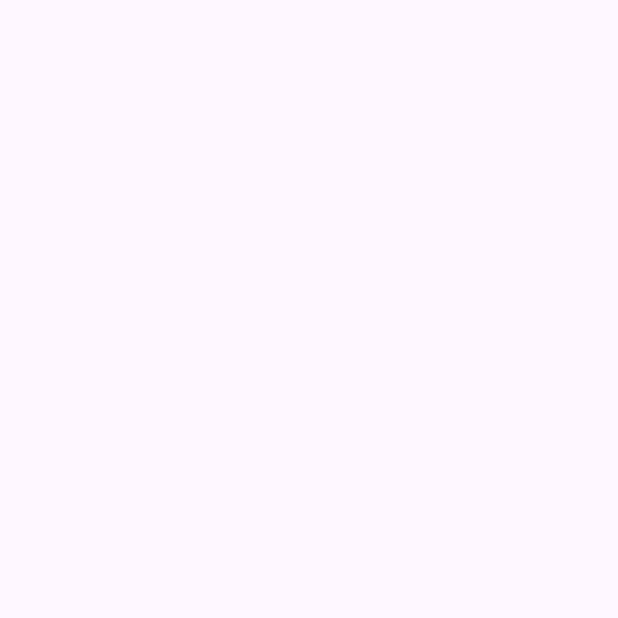
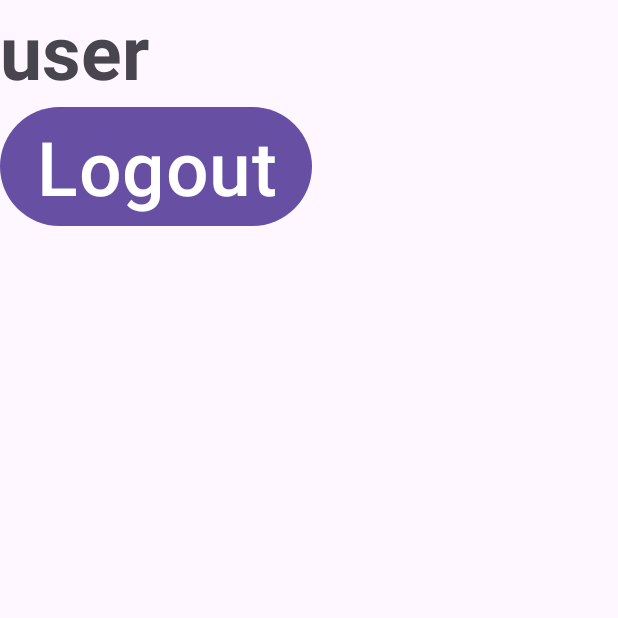
Before and after one commit to nartyudd/booking_res, an Android app: the UserActivity screen opened directly, with no data from a screen before it, on a phone screen of 412 x 824 dp, the top half of it. Before the commit the part shown is empty. Run offline under Robolectric (Android 15) with nearby library versions, the phone set to English and light mode, and no system bars; our stand-ins replace Firebase (no records; nobody signed in at launch, a user with empty details on screens opened directly).

Commit message:
update 3 ( 08/02/2024 )

```diff
--- a/app/src/main/java/com/example/booking_res/view/activity/UserActivity.java
+++ b/app/src/main/java/com/example/booking_res/view/activity/UserActivity.java
@@ -1,6 +1,9 @@
 package com.example.booking_res.view.activity;
 
+import android.content.Intent;
 import android.os.Bundle;
+import android.view.View;
+import android.widget.Button;
 
 import androidx.activity.EdgeToEdge;
 import androidx.appcompat.app.AppCompatActivity;
@@ -9,14 +12,30 @@ import androidx.core.view.ViewCompat;
 import androidx.core.view.WindowInsetsCompat;
 
 import com.example.booking_res.R;
+import com.google.firebase.auth.FirebaseAuth;
 
 public class UserActivity extends AppCompatActivity {
-
+    private FirebaseAuth mAuth;
+    private Button btn_logout;
     @Override
     protected void onCreate(Bundle savedInstanceState) {
         super.onCreate(savedInstanceState);
         EdgeToEdge.enable(this);
         setContentView(R.layout.activity_user);
+
+        mAuth = FirebaseAuth.getInstance();
+
+        btn_logout = findViewById(R.id.btn_logout);
+
+        btn_logout.setOnClickListener(new View.OnClickListener() {
+            @Override
+            public void onClick(View view) {
+                mAuth.signOut();
+                startActivity(new Intent(UserActivity.this, MainActivity.class));
+                finish();
+            }
+        });
+
         ViewCompat.setOnApplyWindowInsetsListener(findViewById(R.id.main), (v, insets) -> {
             Insets systemBars = insets.getInsets(WindowInsetsCompat.Type.systemBars());
             v.setPadding(systemBars.left, systemBars.top, systemBars.right, systemBars.bottom);
--- a/app/src/main/res/layout/activity_user.xml
+++ b/app/src/main/res/layout/activity_user.xml
@@ -7,4 +7,25 @@
     android:layout_height="match_parent"
     tools:context=".view.activity.UserActivity">
 
+    <LinearLayout
+        android:layout_width="match_parent"
+        android:layout_height="match_parent"
+        android:orientation="vertical"
+        >
+        <TextView
+            android:layout_width="match_parent"
+            android:layout_height="wrap_content"
+            android:text="user "
+            android:textStyle="bold"
+            android:textSize="50dp"/>
+
+        <Button
+            android:id="@+id/btn_logout"
+            android:layout_width="wrap_content"
+            android:layout_height="wrap_content"
+            android:text="Logout"
+            android:textSize="50dp"/>
+    </LinearLayout>
+
+
 </androidx.constraintlayout.widget.ConstraintLayout>
```
